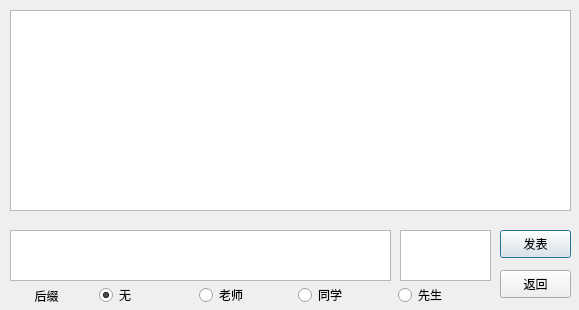
This is lanforum.ui in DZDcyj/TeacherLanHelper as Qt 5 draws it before an edit. The edited form follows.
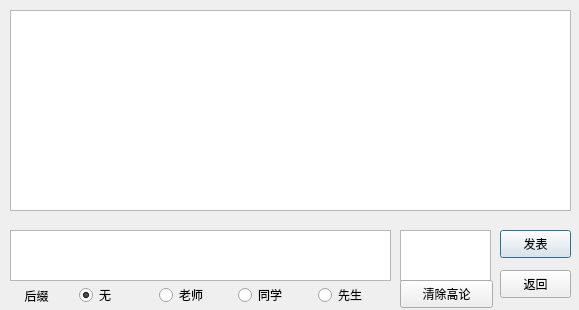
This is the edited form. Icons and pictures are not drawn.

```diff
--- a/lanforum.ui
+++ b/lanforum.ui
@@ -22,7 +22,7 @@
     <rect>
      <x>0</x>
      <y>280</y>
-     <width>491</width>
+     <width>391</width>
      <height>31</height>
     </rect>
    </property>
@@ -129,6 +129,19 @@
     <string>返回</string>
    </property>
   </widget>
+  <widget class="QPushButton" name="Clear">
+   <property name="geometry">
+    <rect>
+     <x>400</x>
+     <y>280</y>
+     <width>93</width>
+     <height>28</height>
+    </rect>
+   </property>
+   <property name="text">
+    <string>清除高论</string>
+   </property>
+  </widget>
  </widget>
  <resources>
   <include location="pic.qrc"/>
```
